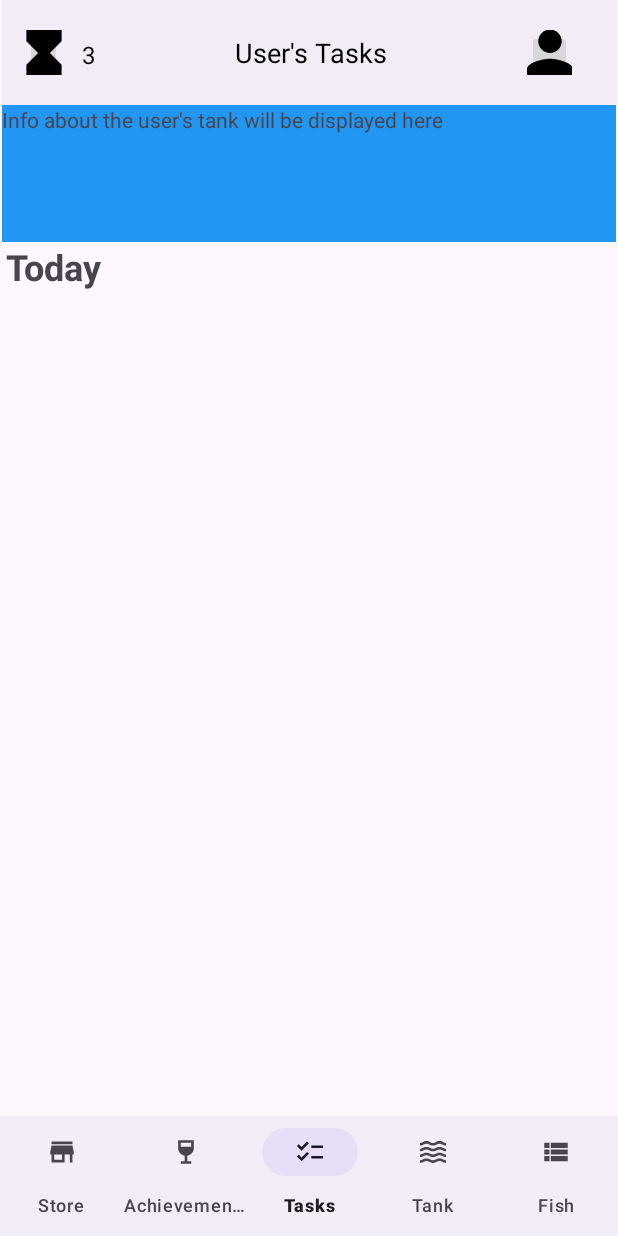
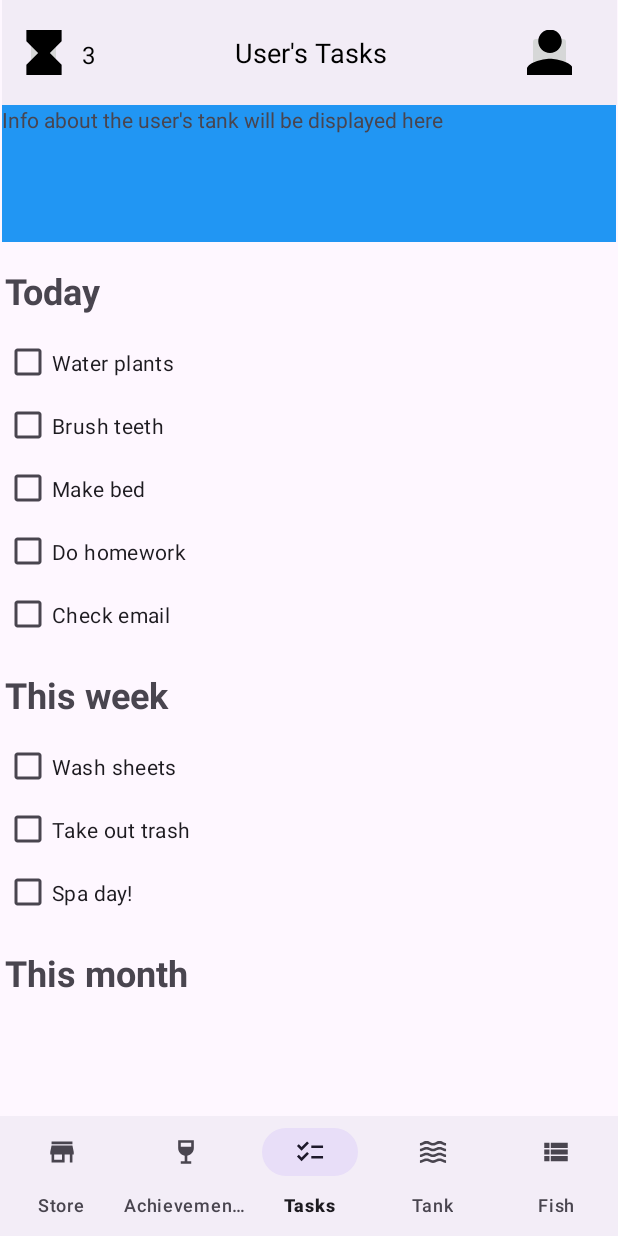
Before and after one commit to hannah7703/CS2063Team5, an Android app: the screen it shows after launch (TaskActivity), on a phone screen of 412 x 824 dp. Run offline under Robolectric (Android 15) with nearby library versions, the phone set to English and light mode, and no system bars.

Commit message:
Updating header toolbar on all pages and adding fake tasks to tasks page

```diff
--- a/app/src/main/res/layout/activity_achieve.xml
+++ b/app/src/main/res/layout/activity_achieve.xml
@@ -58,7 +58,7 @@
             android:layout_height="wrap_content"
             android:layout_weight="1"
             android:paddingHorizontal="16dp"
-            android:text="User's Tasks"
+            android:text="User's Achievements"
             android:textAlignment="center"
             android:textColor="@color/black"
             android:textSize="18sp" />
--- a/app/src/main/res/layout/activity_fish.xml
+++ b/app/src/main/res/layout/activity_fish.xml
@@ -58,7 +58,7 @@
             android:layout_height="wrap_content"
             android:layout_weight="1"
             android:paddingHorizontal="16dp"
-            android:text="User's Tasks"
+            android:text="User's Fish"
             android:textAlignment="center"
             android:textColor="@color/black"
             android:textSize="18sp" />
--- a/app/src/main/res/layout/activity_store.xml
+++ b/app/src/main/res/layout/activity_store.xml
@@ -58,7 +58,7 @@
             android:layout_height="wrap_content"
             android:layout_weight="1"
             android:paddingHorizontal="16dp"
-            android:text="User's Tasks"
+            android:text="Store"
             android:textAlignment="center"
             android:textColor="@color/black"
             android:textSize="18sp" />
--- a/app/src/main/res/layout/activity_tank.xml
+++ b/app/src/main/res/layout/activity_tank.xml
@@ -58,7 +58,7 @@
             android:layout_height="wrap_content"
             android:layout_weight="1"
             android:paddingHorizontal="16dp"
-            android:text="User's Tasks"
+            android:text="User's Tank"
             android:textAlignment="center"
             android:textColor="@color/black"
             android:textSize="18sp" />
--- a/app/src/main/res/layout/activity_tasks.xml
+++ b/app/src/main/res/layout/activity_tasks.xml
@@ -76,14 +76,6 @@
         app:layout_constraintStart_toStartOf="parent"
         app:menu="@menu/bottom_nav_menu" />
 
-    <ListView
-        android:layout_width="408dp"
-        android:layout_height="446dp"
-        app:layout_constraintEnd_toEndOf="parent"
-        app:layout_constraintStart_toStartOf="parent"
-        app:layout_constraintTop_toBottomOf="@+id/textView3"
-        tools:layout_editor_absoluteY="204dp" />
-
     <LinearLayout
         android:id="@+id/taskPageBanner"
         android:layout_width="409dp"
@@ -105,14 +97,112 @@
 
     <TextView
         android:id="@+id/textView3"
-        android:layout_width="404dp"
-        android:layout_height="42dp"
+        android:layout_width="405dp"
+        android:layout_height="43dp"
         android:text="Today"
         android:textSize="24sp"
         android:textStyle="bold"
         app:layout_constraintEnd_toEndOf="parent"
         app:layout_constraintStart_toStartOf="parent"
         app:layout_constraintTop_toBottomOf="@+id/taskPageBanner"
-        tools:layout_editor_absoluteY="164dp" />
+        android:layout_marginVertical="16dp"/>
+
+    <CheckBox
+        android:id="@+id/checkBox1"
+        android:layout_width="407dp"
+        android:layout_height="42dp"
+        android:text="Water plants"
+        app:layout_constraintEnd_toEndOf="parent"
+        app:layout_constraintStart_toStartOf="parent"
+        app:layout_constraintTop_toBottomOf="@+id/textView3"
+        tools:layout_editor_absoluteY="204dp" />
+    <CheckBox
+        android:id="@+id/checkBox2"
+        android:layout_width="407dp"
+        android:layout_height="42dp"
+        android:text="Brush teeth"
+        app:layout_constraintEnd_toEndOf="parent"
+        app:layout_constraintStart_toStartOf="parent"
+        app:layout_constraintTop_toBottomOf="@+id/checkBox1"
+        tools:layout_editor_absoluteY="204dp" />
+    <CheckBox
+        android:id="@+id/checkBox3"
+        android:layout_width="407dp"
+        android:layout_height="42dp"
+        android:text="Make bed"
+        app:layout_constraintEnd_toEndOf="parent"
+        app:layout_constraintStart_toStartOf="parent"
+        app:layout_constraintTop_toBottomOf="@+id/checkBox2"
+        tools:layout_editor_absoluteY="204dp" />
+    <CheckBox
+        android:id="@+id/checkBox4"
+        android:layout_width="407dp"
+        android:layout_height="42dp"
+        android:text="Do homework"
+        app:layout_constraintEnd_toEndOf="parent"
+        app:layout_constraintStart_toStartOf="parent"
+        app:layout_constraintTop_toBottomOf="@+id/checkBox3"
+        tools:layout_editor_absoluteY="204dp" />
+    <CheckBox
+        android:id="@+id/checkBox5"
+        android:layout_width="407dp"
+        android:layout_height="42dp"
+        android:text="Check email"
+        app:layout_constraintEnd_toEndOf="parent"
+        app:layout_constraintStart_toStartOf="parent"
+        app:layout_constraintTop_toBottomOf="@+id/checkBox4"
+        tools:layout_editor_absoluteY="204dp" />
+
+    <TextView
+        android:id="@+id/textView4"
+        android:layout_width="405dp"
+        android:layout_height="43dp"
+        android:text="This week"
+        android:textSize="24sp"
+        android:textStyle="bold"
+        app:layout_constraintEnd_toEndOf="parent"
+        app:layout_constraintStart_toStartOf="parent"
+        app:layout_constraintTop_toBottomOf="@+id/checkBox5"
+        android:layout_marginVertical="16dp"/>
+
+    <CheckBox
+        android:id="@+id/checkBox6"
+        android:layout_width="407dp"
+        android:layout_height="42dp"
+        android:text="Wash sheets"
+        app:layout_constraintEnd_toEndOf="parent"
+        app:layout_constraintStart_toStartOf="parent"
+        app:layout_constraintTop_toBottomOf="@+id/textView4"
+        tools:layout_editor_absoluteY="204dp" />
+    <CheckBox
+        android:id="@+id/checkBox7"
+        android:layout_width="407dp"
+        android:layout_height="42dp"
+        android:text="Take out trash"
+        app:layout_constraintEnd_toEndOf="parent"
+        app:layout_constraintStart_toStartOf="parent"
+        app:layout_constraintTop_toBottomOf="@+id/checkBox6"
+        tools:layout_editor_absoluteY="204dp" />
+    <CheckBox
+        android:id="@+id/checkBox8"
+        android:layout_width="407dp"
+        android:layout_height="42dp"
+        android:text="Spa day!"
+        app:layout_constraintEnd_toEndOf="parent"
+        app:layout_constraintStart_toStartOf="parent"
+        app:layout_constraintTop_toBottomOf="@+id/checkBox7"
+        tools:layout_editor_absoluteY="204dp" />
+    <TextView
+        android:id="@+id/textView5"
+        android:layout_width="405dp"
+        android:layout_height="43dp"
+        android:text="This month"
+        android:textSize="24sp"
+        android:textStyle="bold"
+        app:layout_constraintEnd_toEndOf="parent"
+        app:layout_constraintStart_toStartOf="parent"
+        app:layout_constraintTop_toBottomOf="@+id/checkBox8"
+        android:layout_marginVertical="16dp"/>
+
 
 </androidx.constraintlayout.widget.ConstraintLayout>
```
